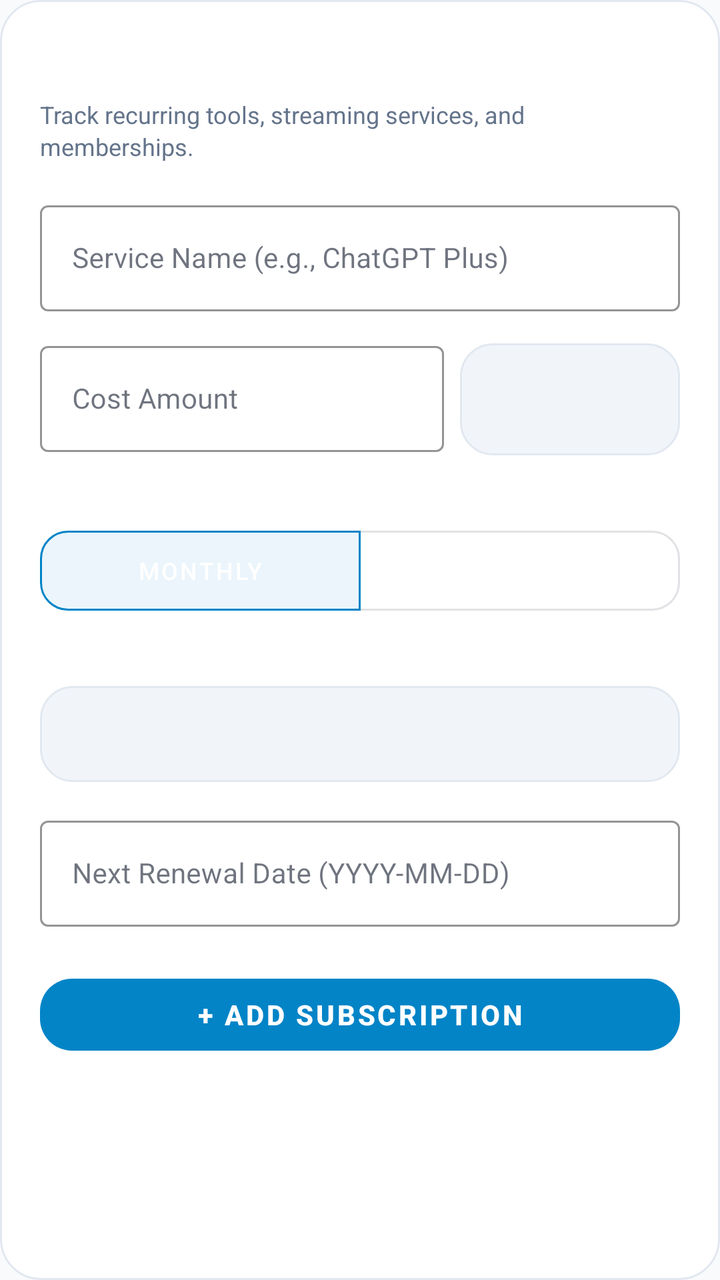
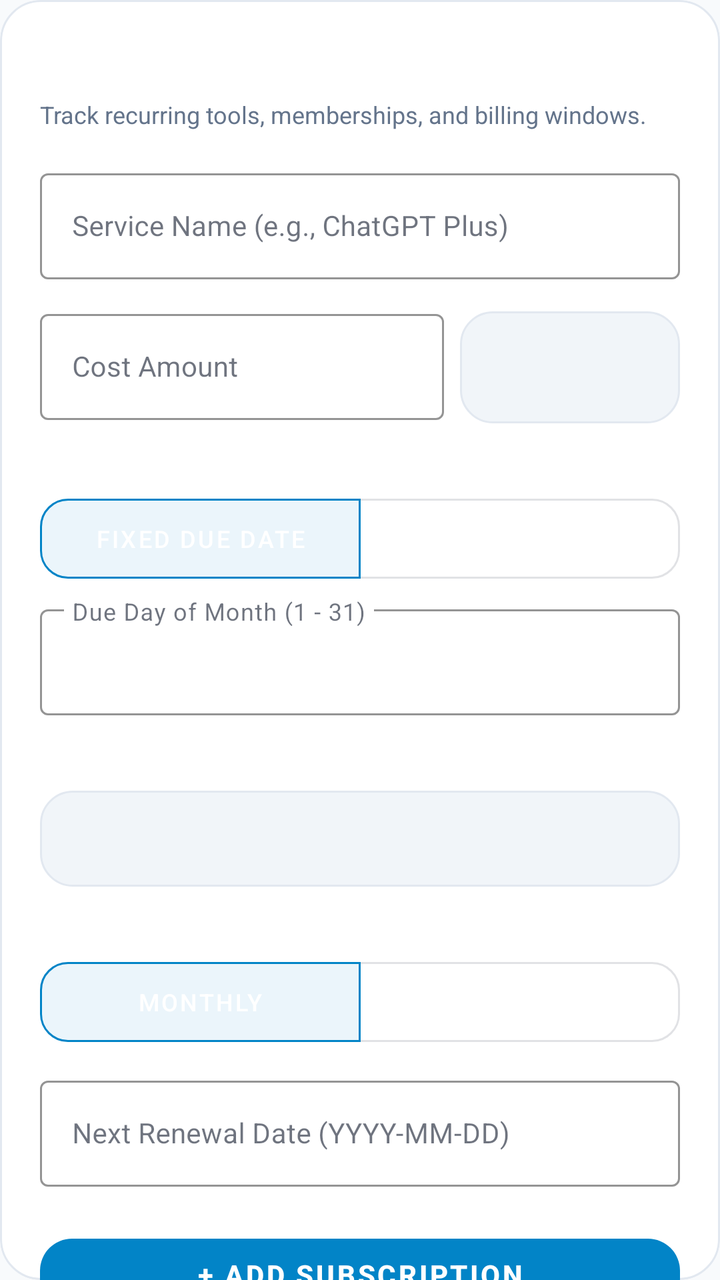

Before-and-after screenshots of an Android layout around one commit, followed by the original layout XML and the change that was made.
<!-- AndroidManifest.xml: application theme Theme.LifeSync -->
<!-- res/layout/dialog_add_subscription.xml -->
<?xml version="1.0" encoding="utf-8"?>
<androidx.core.widget.NestedScrollView xmlns:android="http://schemas.android.com/apk/res/android"
    xmlns:app="http://schemas.android.com/apk/res-auto"
    android:layout_width="match_parent"
    android:layout_height="wrap_content"
    android:background="@drawable/bg_dialog_glass"
    android:clipToOutline="true"
    android:isScrollContainer="true"
    android:fillViewport="true">

    <LinearLayout
        android:layout_width="match_parent"
        android:layout_height="wrap_content"
        android:orientation="vertical"
        android:padding="20dp"
        android:paddingBottom="36dp">

        <TextView
            android:id="@+id/tvSubscriptionDialogTitle"
            android:layout_width="wrap_content"
            android:layout_height="wrap_content"
            android:text="Add Recurring Subscription"
            android:textColor="@color/white"
            android:textSize="20sp"
            android:textStyle="bold" />

        <TextView
            android:id="@+id/tvSubscriptionDialogSubtitle"
            android:layout_width="wrap_content"
            android:layout_height="wrap_content"
            android:layout_marginTop="2dp"
            android:text="Track recurring tools, streaming services, and memberships."
            android:textColor="@color/text_secondary"
            android:textSize="12sp" />

        
        <com.google.android.material.textfield.TextInputLayout
            android:id="@+id/tilServiceName"
            style="@style/Widget.MaterialComponents.TextInputLayout.OutlinedBox"
            android:layout_width="match_parent"
            android:layout_height="wrap_content"
            android:layout_marginTop="16dp"
            android:hint="Service Name (e.g., ChatGPT Plus)"
            app:boxStrokeColor="@color/water_cyan_bright"
            app:hintTextColor="@color/water_cyan_bright">

            <com.google.android.material.textfield.TextInputEditText
                android:id="@+id/etServiceName"
                android:layout_width="match_parent"
                android:layout_height="wrap_content"
                android:textColor="@color/white"
                android:textSize="14sp" />
        </com.google.android.material.textfield.TextInputLayout>


        
        <LinearLayout
            android:layout_width="match_parent"
            android:layout_height="wrap_content"
            android:layout_marginTop="12dp"
            android:orientation="horizontal">

            <com.google.android.material.textfield.TextInputLayout
                android:id="@+id/tilSubCost"
                style="@style/Widget.MaterialComponents.TextInputLayout.OutlinedBox"
                android:layout_width="0dp"
                android:layout_height="wrap_content"
                android:layout_weight="1"
                android:hint="Cost Amount"
                app:boxStrokeColor="@color/water_cyan_bright"
                app:hintTextColor="@color/water_cyan_bright">

                <com.google.android.material.textfield.TextInputEditText
                    android:id="@+id/etSubCost"
                    android:layout_width="match_parent"
                    android:layout_height="wrap_content"
                    android:inputType="numberDecimal"
                    android:textColor="@color/white"
                    android:textSize="14sp" />
            </com.google.android.material.textfield.TextInputLayout>

            <Spinner
                android:id="@+id/spSubCurrency"
                android:layout_width="110dp"
                android:layout_height="56dp"
                android:layout_marginStart="8dp"
                android:layout_marginTop="4dp"
                android:background="@drawable/bg_glass_squircle_action" />
        </LinearLayout>

        
        <TextView
            android:layout_width="wrap_content"
            android:layout_height="wrap_content"
            android:layout_marginTop="14dp"
            android:text="Billing Cycle"
            android:textColor="@color/white"
            android:textSize="13sp"
            android:textStyle="bold" />

        <com.google.android.material.button.MaterialButtonToggleGroup
            android:id="@+id/toggleBillingCycle"
            android:layout_width="match_parent"
            android:layout_height="40dp"
            android:layout_marginTop="6dp"
            app:checkedButton="@id/btnCycleMonthly"
            app:singleSelection="true">

            <com.google.android.material.button.MaterialButton
                android:id="@+id/btnCycleMonthly"
                style="@style/Widget.MaterialComponents.Button.OutlinedButton"
                android:layout_width="0dp"
                android:layout_height="40dp"
                android:layout_weight="1"
                android:insetTop="0dp"
                android:insetBottom="0dp"
                android:text="Monthly"
                android:textColor="@color/white"
                android:textSize="12sp"
                app:cornerRadius="14dp" />

            <com.google.android.material.button.MaterialButton
                android:id="@+id/btnCycleYearly"
                style="@style/Widget.MaterialComponents.Button.OutlinedButton"
                android:layout_width="0dp"
                android:layout_height="40dp"
                android:layout_weight="1"
                android:insetTop="0dp"
                android:insetBottom="0dp"
                android:text="Yearly"
                android:textColor="@color/white"
                android:textSize="12sp"
                app:cornerRadius="14dp" />
        </com.google.android.material.button.MaterialButtonToggleGroup>

        
        <TextView
            android:layout_width="wrap_content"
            android:layout_height="wrap_content"
            android:layout_marginTop="14dp"
            android:text="Linked Deducting Bucket"
            android:textColor="@color/white"
            android:textSize="13sp"
            android:textStyle="bold" />

        <Spinner
            android:id="@+id/spLinkedBucket"
            android:layout_width="match_parent"
            android:layout_height="48dp"
            android:layout_marginTop="6dp"
            android:background="@drawable/bg_glass_squircle_action" />

        
        <com.google.android.material.textfield.TextInputLayout
            android:id="@+id/tilRenewalDate"
            style="@style/Widget.MaterialComponents.TextInputLayout.OutlinedBox"
            android:layout_width="match_parent"
            android:layout_height="wrap_content"
            android:layout_marginTop="14dp"
            android:hint="Next Renewal Date (YYYY-MM-DD)"
            app:boxStrokeColor="@color/water_cyan_bright"
            app:hintTextColor="@color/water_cyan_bright">

            <com.google.android.material.textfield.TextInputEditText
                android:id="@+id/etRenewalDate"
                android:layout_width="match_parent"
                android:layout_height="wrap_content"
                android:textColor="@color/white"
                android:textSize="14sp" />
        </com.google.android.material.textfield.TextInputLayout>

        
        <com.google.android.material.button.MaterialButton
            android:id="@+id/btnSaveSubscription"
            style="@style/Widget.MaterialComponents.Button.UnelevatedButton"
            android:layout_width="match_parent"
            android:layout_height="48dp"
            android:layout_marginTop="20dp"
            android:text="+ Add Subscription"
            android:textColor="@color/white"
            android:textSize="14sp"
            android:textStyle="bold"
            app:backgroundTint="#0284C7"
            app:cornerRadius="16dp" />

    </LinearLayout>

</androidx.core.widget.NestedScrollView>
<!-- resources referenced by this layout -->
<resources>
  <color name="text_secondary">#64748B</color>
  <color name="water_cyan_bright">#0284C7</color>
  <color name="white">#FFFFFF</color>
  <!-- drawable bg_dialog_glass (drawable) -->
  <?xml version="1.0" encoding="utf-8"?>
  <shape xmlns:android="http://schemas.android.com/apk/res/android"
      android:shape="rectangle">
      <corners android:radius="20dp" />
      <solid android:color="@color/surface" />
      <stroke
          android:width="1dp"
          android:color="@color/card_stroke" />
  </shape>
  <!-- drawable bg_glass_squircle_action (drawable) -->
  <?xml version="1.0" encoding="utf-8"?>
  <ripple xmlns:android="http://schemas.android.com/apk/res/android"
      android:color="#200284C7">
      <item>
          <shape android:shape="rectangle">
              <corners android:radius="16dp" />
              <solid android:color="@color/surface_variant" />
              <stroke
                  android:width="1dp"
                  android:color="@color/card_stroke" />
          </shape>
      </item>
  </ripple>
  <color name="surface">#FFFFFF</color>
  <color name="card_stroke">#E2E8F0</color>
  <color name="surface_variant">#F1F5F9</color>
  <color name="primary">#0284C7</color>
  <color name="primary_variant">#0369A1</color>
  <color name="on_primary">#FFFFFF</color>
  <color name="secondary">#7C3AED</color>
  <color name="secondary_variant">#6D28D9</color>
  <color name="on_secondary">#FFFFFF</color>
  <color name="text_primary">#0F172A</color>
  <color name="background">#F8FAFC</color>
  <style name="CardElevationRounded" parent="Widget.MaterialComponents.CardView">
          <item name="cardCornerRadius">22dp</item>
          <item name="cardElevation">2dp</item>
          <item name="strokeWidth">1dp</item>
          <item name="strokeColor">@color/card_stroke</item>
          <item name="cardBackgroundColor">@color/surface_card</item>
      </style>
  <style name="DuoRhythmTextView" parent="android:Widget.TextView">
          <item name="android:lineSpacingExtra">2dp</item>
          <item name="android:fontFamily">sans-serif</item>
          <item name="android:includeFontPadding">true</item>
      </style>
  <style name="DuoRhythmEditText" parent="android:Widget.EditText">
          <item name="android:lineSpacingExtra">2dp</item>
          <item name="android:fontFamily">sans-serif</item>
          <item name="android:includeFontPadding">true</item>
          <item name="android:textColor">@color/text_primary</item>
          <item name="android:textColorHint">@color/text_secondary</item>
      </style>
  <color name="surface_card">#FFFFFF</color>
  <!-- unchanged entries left out for length: 1 -->
</resources>

<!-- the commit's change to res/layout/dialog_add_subscription.xml (unified diff, before → after) -->
@@ -29,7 +29,7 @@
             android:layout_width="wrap_content"
             android:layout_height="wrap_content"
             android:layout_marginTop="2dp"
-            android:text="Track recurring tools, streaming services, and memberships."
+            android:text="Track recurring tools, memberships, and billing windows."
             android:textColor="@color/text_secondary"
             android:textSize="12sp" />
 
@@ -51,7 +51,6 @@
                 android:textColor="@color/white"
                 android:textSize="14sp" />
         </com.google.android.material.textfield.TextInputLayout>
-
 
         
         <LinearLayout
@@ -93,6 +92,154 @@
             android:layout_width="wrap_content"
             android:layout_height="wrap_content"
             android:layout_marginTop="14dp"
+            android:text="Due Date Mode"
+            android:textColor="@color/white"
+            android:textSize="13sp"
+            android:textStyle="bold" />
+
+        <com.google.android.material.button.MaterialButtonToggleGroup
+            android:id="@+id/toggleDueMode"
+            android:layout_width="match_parent"
+            android:layout_height="40dp"
+            android:layout_marginTop="6dp"
+            app:checkedButton="@id/btnDueFixed"
+            app:singleSelection="true">
+
+            <com.google.android.material.button.MaterialButton
+                android:id="@+id/btnDueFixed"
+                style="@style/Widget.MaterialComponents.Button.OutlinedButton"
+                android:layout_width="0dp"
+                android:layout_height="40dp"
+                android:layout_weight="1"
+                android:insetTop="0dp"
+                android:insetBottom="0dp"
+                android:text="Fixed Due Date"
+                android:textColor="@color/white"
+                android:textSize="12sp"
+                app:cornerRadius="14dp" />
+
+            <com.google.android.material.button.MaterialButton
+                android:id="@+id/btnDueRange"
+                style="@style/Widget.MaterialComponents.Button.OutlinedButton"
+                android:layout_width="0dp"
+                android:layout_height="40dp"
+                android:layout_weight="1"
+                android:insetTop="0dp"
+                android:insetBottom="0dp"
+                android:text="Date Window / Range"
+                android:textColor="@color/white"
+                android:textSize="12sp"
+                app:cornerRadius="14dp" />
+        </com.google.android.material.button.MaterialButtonToggleGroup>
+
+        
+        <LinearLayout
+            android:id="@+id/layoutFixedDue"
+            android:layout_width="match_parent"
+            android:layout_height="wrap_content"
+            android:layout_marginTop="10dp"
+            android:orientation="vertical">
+
+            <com.google.android.material.textfield.TextInputLayout
+                android:id="@+id/tilDueDay"
+                style="@style/Widget.MaterialComponents.TextInputLayout.OutlinedBox"
+                android:layout_width="match_parent"
+                android:layout_height="wrap_content"
+                android:hint="Due Day of Month (1 - 31)"
+                app:boxStrokeColor="@color/water_cyan_bright"
+                app:hintTextColor="@color/water_cyan_bright">
+
+                <com.google.android.material.textfield.TextInputEditText
+                    android:id="@+id/etDueDay"
+                    android:layout_width="match_parent"
+                    android:layout_height="wrap_content"
+                    android:inputType="number"
+                    android:text="5"
+                    android:textColor="@color/white"
+                    android:textSize="14sp" />
+            </com.google.android.material.textfield.TextInputLayout>
+        </LinearLayout>
+
+        
+        <LinearLayout
+            android:id="@+id/layoutRangeDue"
+            android:layout_width="match_parent"
+            android:layout_height="wrap_content"
+            android:layout_marginTop="10dp"
+            android:orientation="horizontal"
+            android:visibility="gone">
+
+            <com.google.android.material.textfield.TextInputLayout
+                android:id="@+id/tilStartDay"
+                style="@style/Widget.MaterialComponents.TextInputLayout.OutlinedBox"
+                android:layout_width="0dp"
+                android:layout_height="wrap_content"
+                android:layout_weight="1"
+                android:hint="Start Day (1 - 31)"
+                app:boxStrokeColor="@color/water_cyan_bright"
+                app:hintTextColor="@color/water_cyan_bright">
+
+                <com.google.android.material.textfield.TextInputEditText
+                    android:id="@+id/etStartDay"
+                    android:layout_width="match_parent"
+                    android:layout_height="wrap_content"
+                    android:inputType="number"
+                    android:text="1"
+                    android:textColor="@color/white"
+                    android:textSize="14sp" />
+            </com.google.android.material.textfield.TextInputLayout>
+
+            <com.google.android.material.textfield.TextInputLayout
+                android:id="@+id/tilEndDay"
+                style="@style/Widget.MaterialComponents.TextInputLayout.OutlinedBox"
+                android:layout_width="0dp"
+                android:layout_height="wrap_content"
+                android:layout_marginStart="8dp"
+                android:layout_weight="1"
+                android:hint="End Day (1 - 31)"
+                app:boxStrokeColor="@color/water_cyan_bright"
+                app:hintTextColor="@color/water_cyan_bright">
+
+                <com.google.android.material.textfield.TextInputEditText
+                    android:id="@+id/etEndDay"
+                    android:layout_width="match_parent"
+                    android:layout_height="wrap_content"
+                    android:inputType="number"
+                    android:text="8"
+                    android:textColor="@color/white"
+                    android:textSize="14sp" />
+            </com.google.android.material.textfield.TextInputLayout>
+        </LinearLayout>
+
+        
+        <TextView
+            android:layout_width="wrap_content"
+            android:layout_height="wrap_content"
+            android:layout_marginTop="14dp"
+            android:text="Payment Source / Deducting Account"
+            android:textColor="@color/white"
+            android:textSize="13sp"
+            android:textStyle="bold" />
+
+        <Spinner
+            android:id="@+id/spnPaymentSource"
+            android:layout_width="match_parent"
+            android:layout_height="48dp"
+            android:layout_marginTop="6dp"
+            android:background="@drawable/bg_glass_squircle_action" />
+
+        
+        <Spinner
+            android:id="@+id/spLinkedBucket"
+            android:layout_width="0dp"
+            android:layout_height="0dp"
+            android:visibility="gone" />
+
+        
+        <TextView
+            android:layout_width="wrap_content"
+            android:layout_height="wrap_content"
+            android:layout_marginTop="14dp"
             android:text="Billing Cycle"
             android:textColor="@color/white"
             android:textSize="13sp"
@@ -134,23 +281,6 @@
         </com.google.android.material.button.MaterialButtonToggleGroup>
 
         
-        <TextView
-            android:layout_width="wrap_content"
-            android:layout_height="wrap_content"
-            android:layout_marginTop="14dp"
-            android:text="Linked Deducting Bucket"
-            android:textColor="@color/white"
-            android:textSize="13sp"
-            android:textStyle="bold" />
-
-        <Spinner
-            android:id="@+id/spLinkedBucket"
-            android:layout_width="match_parent"
-            android:layout_height="48dp"
-            android:layout_marginTop="6dp"
-            android:background="@drawable/bg_glass_squircle_action" />
-
-        
         <com.google.android.material.textfield.TextInputLayout
             android:id="@+id/tilRenewalDate"
             style="@style/Widget.MaterialComponents.TextInputLayout.OutlinedBox"
